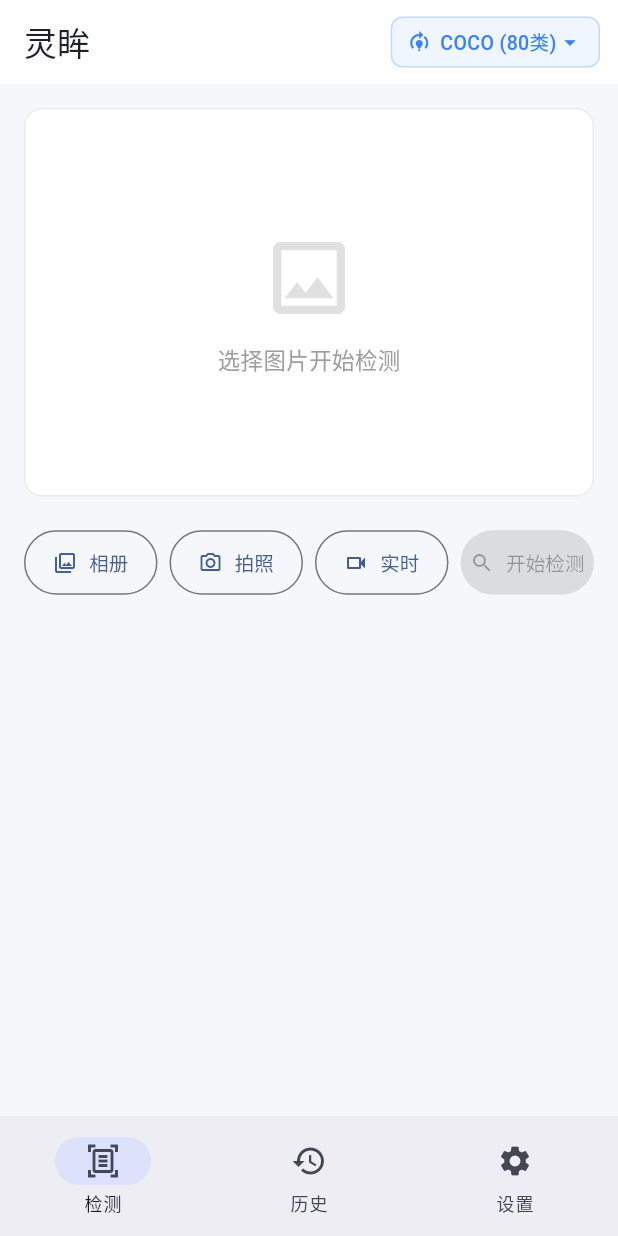
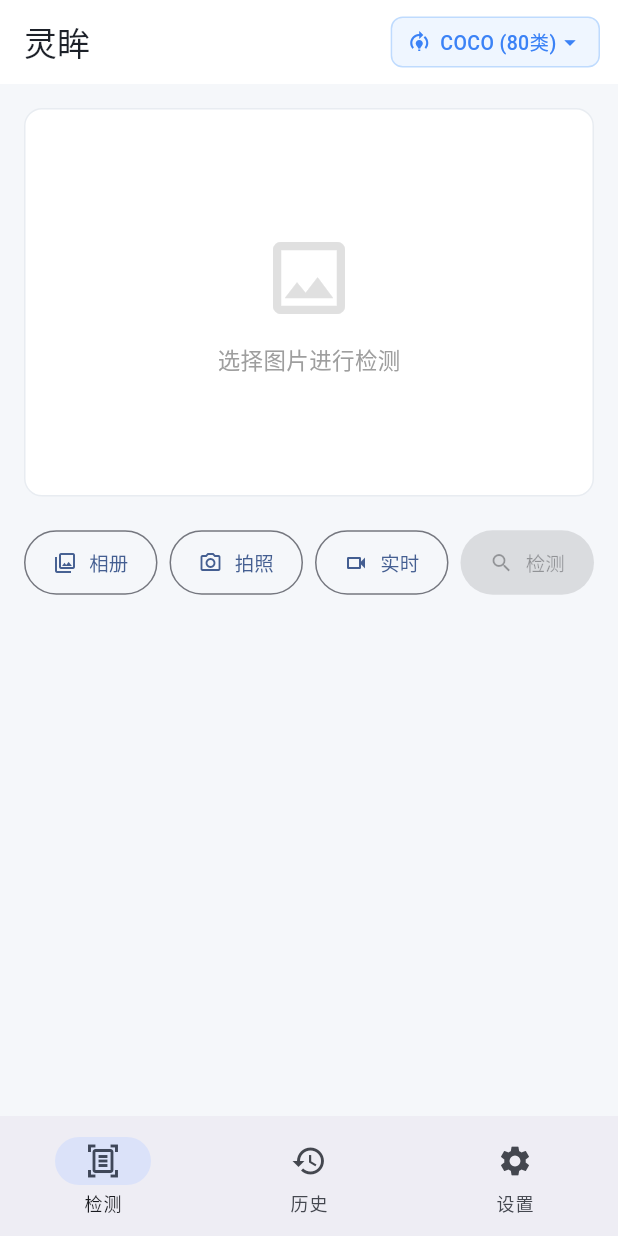
Before and after one commit to cdd0329/app, a Flutter app: the screen it shows after launch, on a phone screen of 412 x 824 dp. Run offline on Flutter 3.47's test engine with Material 3 defaults, Android fonts, the light colour scheme and no system bars; our stand-ins replace camera, image_picker, share_plus, sqflite; accounts and stored records are empty.

Commit message:
按钮文字缩短：开始检测→检测

```diff
--- a/lib/pages/detect_page.dart
+++ b/lib/pages/detect_page.dart
@@ -436,7 +436,7 @@ class _DetectPageState extends State<DetectPage> {
             margin: const EdgeInsets.all(16), decoration: BoxDecoration(color: Colors.white, borderRadius: BorderRadius.circular(12), border: Border.all(color: const Color(0xFFE8ECF1))),
             child: Center(child: Padding(padding: const EdgeInsets.symmetric(vertical: 80), child: Column(children: [
               Icon(Icons.image_outlined, size: 64, color: Colors.grey.shade300),
-              const SizedBox(height: 12), Text('选择图片开始检测', style: TextStyle(fontSize: 15, color: Colors.grey.shade500)),
+              const SizedBox(height: 12), Text('选择图片进行检测', style: TextStyle(fontSize: 15, color: Colors.grey.shade500)),
             ])))),
 
           if (has) _enhPanel(t),
@@ -499,7 +499,7 @@ class _DetectPageState extends State<DetectPage> {
             ])),
           if (has) Padding(
             padding: const EdgeInsets.fromLTRB(16, 2, 16, 0),
-            child: Text('点 ✏️ 修正类别后上传，用于模型增量训练',
+            child: Text('修正类别后上传到服务器，用于模型增量训练',
                 textAlign: TextAlign.center,
                 style: TextStyle(fontSize: 11, color: Colors.grey.shade500)),
           ),
@@ -537,8 +537,8 @@ class _DetectPageState extends State<DetectPage> {
       const SizedBox(width: 8),
       Expanded(child: FilledButton.icon(
         onPressed: (has && !_busy) ? _detect : null, icon: const Icon(Icons.search, size: 16),
-        label: const Text('开始检测', style: TextStyle(fontSize: 13)),
-        style: FilledButton.styleFrom(padding: const EdgeInsets.symmetric(vertical: 12, horizontal: 4)))),
+        label: const Text('检测', style: TextStyle(fontSize: 13)),
+        style: FilledButton.styleFrom(padding: const EdgeInsets.symmetric(vertical: 12)))),
     ]));
   }
 
```
